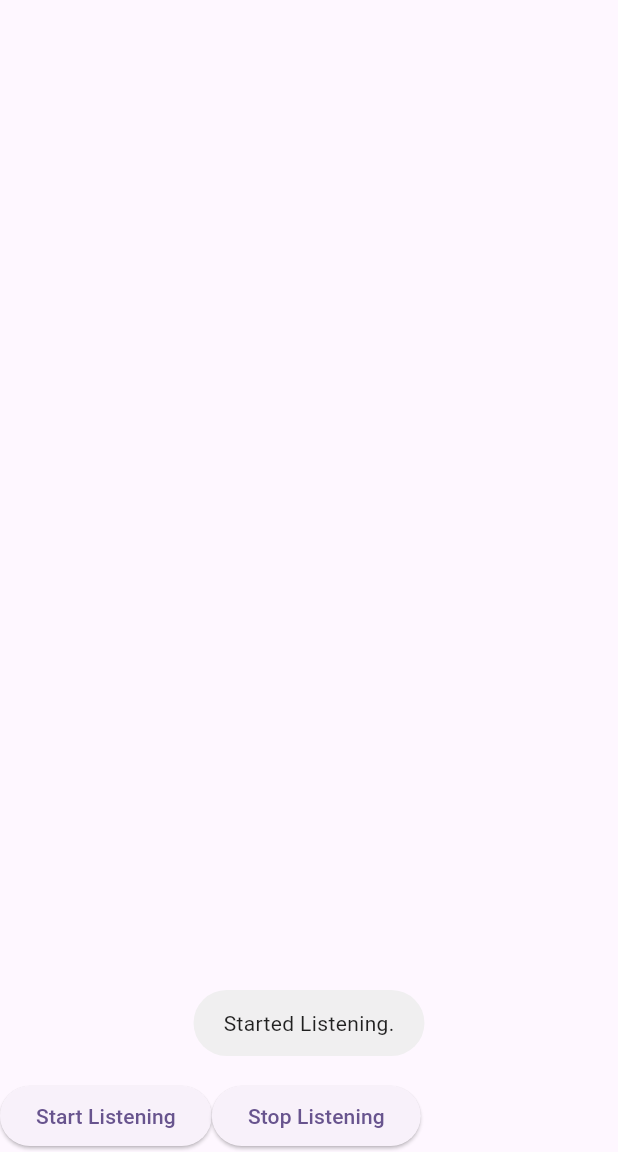
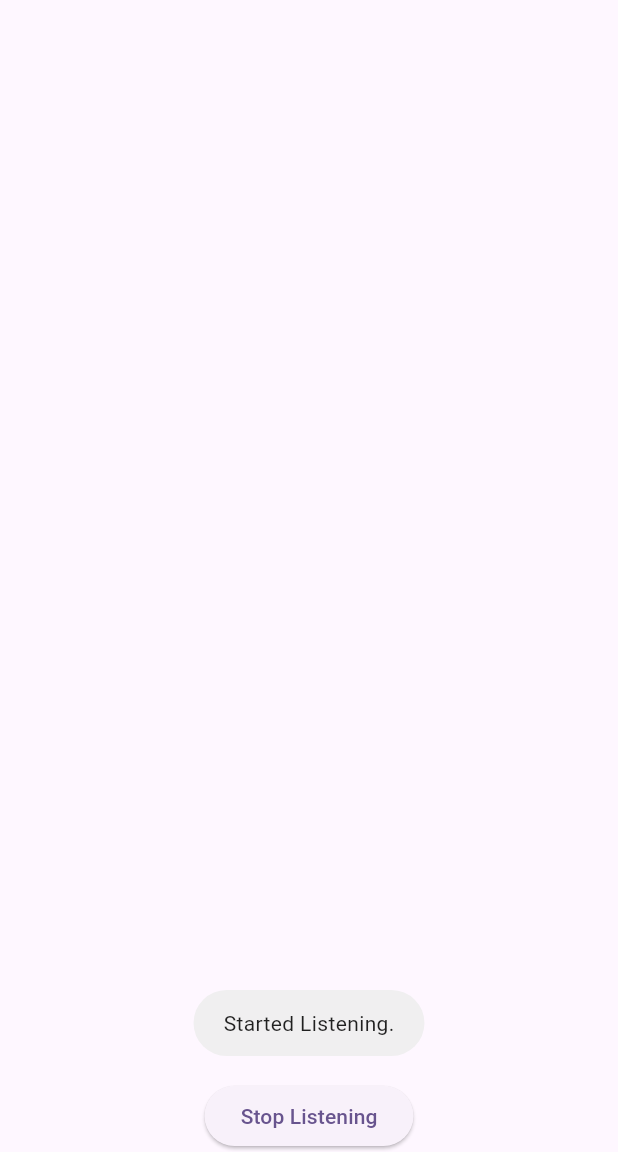
Before and after one commit to J1nSakai/fyp, a Flutter app: the screen it shows after launch, after a tap on "Start Listening", on a phone screen of 412 x 824 dp, the part 84-1236 px from its top. Run offline on Flutter 3.47's test engine with Material 3 defaults, Android fonts, the phone set to English and light mode, and no system bars; our stand-ins replace fluttertoast, speech_to_text.

Commit message:
third commit

```diff
--- a/lib/services/speech_to_text_service.dart
+++ b/lib/services/speech_to_text_service.dart
@@ -6,9 +6,9 @@ class SpeechToTextService {
 
   Future<void> listen(void Function(String command) onCommandRecognized) async {
     bool available = await _speech.initialize();
-    Fluttertoast.showToast(msg: "Started Listening.");
 
     if (available) {
+      Fluttertoast.showToast(msg: "Started Listening.");
       _speech.listen(
         listenOptions: SpeechListenOptions(partialResults: false),
         onResult: (result) {
@@ -16,7 +16,7 @@ class SpeechToTextService {
           onCommandRecognized(result.recognizedWords.toLowerCase());
         },
       );
-    }
+    } else {}
   }
 
   void stopListening() {
--- a/lib/views/floor_plan_view.dart
+++ b/lib/views/floor_plan_view.dart
@@ -1,3 +1,5 @@
+import 'dart:ui';
+
 import 'package:flutter/material.dart';
 import 'package:saysketch_v2/controllers/floor_plan_controller.dart';
 import 'package:saysketch_v2/models/floor_base_model.dart';
@@ -13,6 +15,8 @@ class FloorPlanView extends StatelessWidget {
   Widget build(BuildContext context) {
     return CustomPaint(
       painter: FloorPlanPainter(controller.getRooms(), controller.getBase()),
+      size: Size(MediaQuery.of(context).size.width,
+          MediaQuery.of(context).size.height),
       child: Container(),
     );
   }
@@ -26,7 +30,10 @@ class FloorPlanPainter extends CustomPainter {
 
   @override
   void paint(Canvas canvas, Size size) {
-    final roomsPaint = Paint()
+    final screenCenterX = size.width / 2;
+    final screenCenterY = size.height / 2;
+
+    final roomPaint = Paint()
       ..color = Colors.black12
       ..strokeWidth = 3
       ..style = PaintingStyle.stroke;
@@ -36,18 +43,79 @@ class FloorPlanPainter extends CustomPainter {
       ..strokeWidth = 5
       ..style = PaintingStyle.stroke;
 
+    final baseFillPaint = Paint()
+      ..color = Colors.black12
+      ..style = PaintingStyle.fill;
+
     if (rooms.isNotEmpty) {
       for (Room room in rooms) {
         Rect rect = Rect.fromLTWH(room.position.dx, room.position.dy,
             room.width * 10, room.height * 10);
-        canvas.drawRect(rect, roomsPaint);
+        canvas.drawRect(rect, roomPaint);
       }
     }
 
     if (floorBase != null) {
-      Rect rect = Rect.fromLTWH(floorBase!.position.dx, floorBase!.position.dy,
-          floorBase!.width * 10, floorBase!.height * 10);
+      final baseWidthInPixels = floorBase!.width * 10;
+      final baseHeightInPixels = floorBase!.height * 10;
+
+      // ParagraphStyle baseParagraphStyle = ParagraphStyle(fontSize: 18);
+      TextStyle textStyle = const TextStyle(color: Colors.black, fontSize: 16);
+      // ParagraphBuilder baseParagraphBuilder =
+      //     ParagraphBuilder(baseParagraphStyle);
+      // baseParagraphBuilder
+      //     .addText("Base\n${floorBase!.width}ft x ${floorBase!.height}ft");
+      // Paragraph baseParagraph = baseParagraphBuilder.build();
+      // baseParagraph.layout(ParagraphConstraints(width: size.width));
+
+      // canvas.drawParagraph(
+      //     baseParagraph,
+      //     Offset(
+      //         screenCenterX, screenCenterY - (baseHeightInPixels / 2)));
+
+      // Create a TextPainter for "Base"
+      final baseTextPainter = TextPainter(
+        text: TextSpan(text: "Base", style: textStyle),
+        textDirection: TextDirection.ltr,
+      );
+      baseTextPainter.layout();
+
+      // Create a TextPainter for the base dimensions (e.g., "300 x 200")
+      final dimensionsTextPainter = TextPainter(
+        text: TextSpan(
+            text: "${floorBase!.width} x ${floorBase!.height}",
+            style: textStyle),
+        textDirection: TextDirection.ltr,
+      );
+      dimensionsTextPainter.layout();
+
+      // Position the text above the rectangle's top boundary
+      double textX = floorBase!.position.dx +
+          (floorBase!.width - baseTextPainter.width) / 2;
+      double textY = floorBase!.position.dy -
+          baseTextPainter.height -
+          dimensionsTextPainter.height -
+          10; // Small padding above the base
+
+      // Draw the "Base" text
+      baseTextPainter.paint(canvas, Offset(textX, textY));
+
+      // Draw the dimensions text below "Base"
+      dimensionsTextPainter.paint(
+          canvas, Offset(textX, textY + baseTextPainter.height));
+
+      Rect rect = Rect.fromLTWH(
+          screenCenterX - (baseWidthInPixels / 2),
+          screenCenterY - (baseHeightInPixels / 2),
+          baseWidthInPixels,
+          baseHeightInPixels);
+      Rect rectFill = Rect.fromLTWH(
+          screenCenterX - (baseWidthInPixels / 2),
+          screenCenterY - (baseHeightInPixels / 2),
+          baseWidthInPixels,
+          baseHeightInPixels);
       canvas.drawRect(rect, basePaint);
+      canvas.drawRect(rectFill, baseFillPaint);
     }
   }
 
--- a/lib/views/home_view.dart
+++ b/lib/views/home_view.dart
@@ -16,6 +16,7 @@ class HomeView extends StatefulWidget {
 class _HomeViewState extends State<HomeView> {
   final FloorPlanController _floorPlanController = FloorPlanController();
   final SpeechToTextService _speechService = SpeechToTextService();
+  bool _isListening = false;
 
   // AnimationController? _animationController;
   // Animation<double>? _fadeAnimation;
@@ -76,6 +77,8 @@ class _HomeViewState extends State<HomeView> {
     } else {
       Fluttertoast.showToast(msg: "Invalid Command.");
     }
+    _isListening = false;
+    setState(() {});
   }
 
   // void _onCommandRecognized(String command) {
@@ -84,11 +87,21 @@ class _HomeViewState extends State<HomeView> {
   // }
 
   void _startListening() {
+    _isListening = true;
+    setState(() {});
     _speechService.listen(_onCommand);
+    if (_isListening) {
+    } else {
+      Fluttertoast.showToast(msg: "Cannot listen due to an error");
+    }
   }
 
   void _stopListening() {
     _speechService.stopListening();
+    setState(() {
+      _isListening = false;
+    });
+    Fluttertoast.showToast(msg: "Stopped listening, manually.");
   }
 
   @override
@@ -111,17 +124,11 @@ class _HomeViewState extends State<HomeView> {
       body: Column(
         children: [
           Expanded(child: FloorPlanView(controller: _floorPlanController)),
-          Row(
-            children: [
-              ElevatedButton(
-                onPressed: _startListening,
-                child: const Text("Start Listening"),
-              ),
-              ElevatedButton(
-                onPressed: _stopListening,
-                child: const Text("Stop Listening"),
-              ),
-            ],
+          ElevatedButton(
+            onPressed: _isListening ? _stopListening : _startListening,
+            child: _isListening
+                ? const Text("Stop Listening")
+                : const Text("Start Listening"),
           ),
         ],
       ),
```
